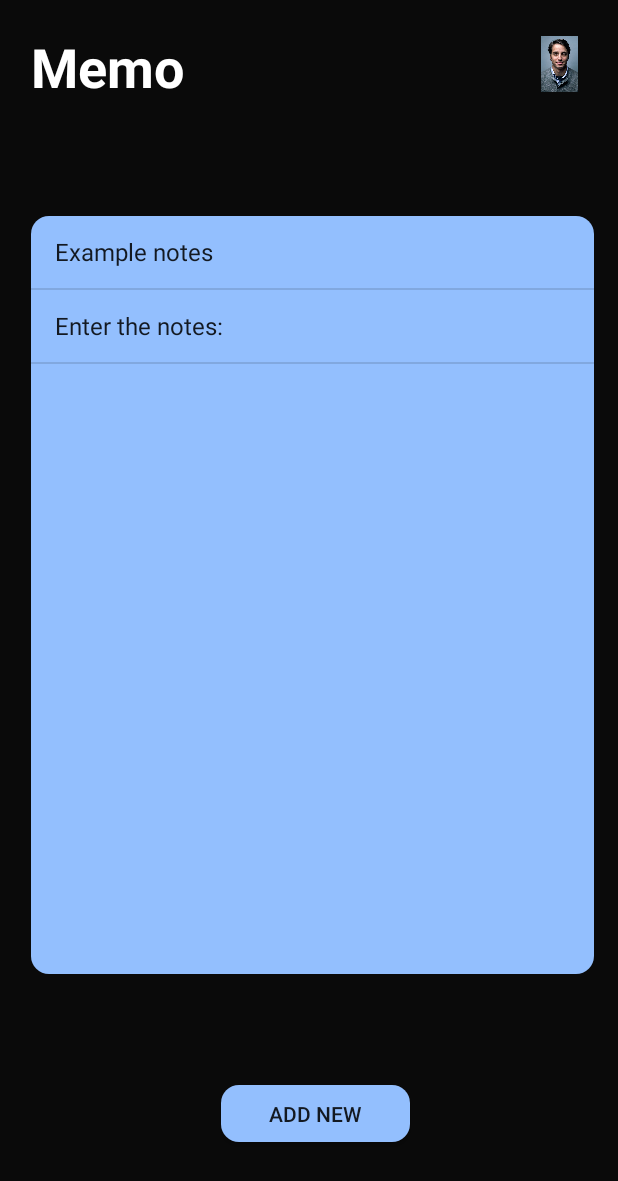
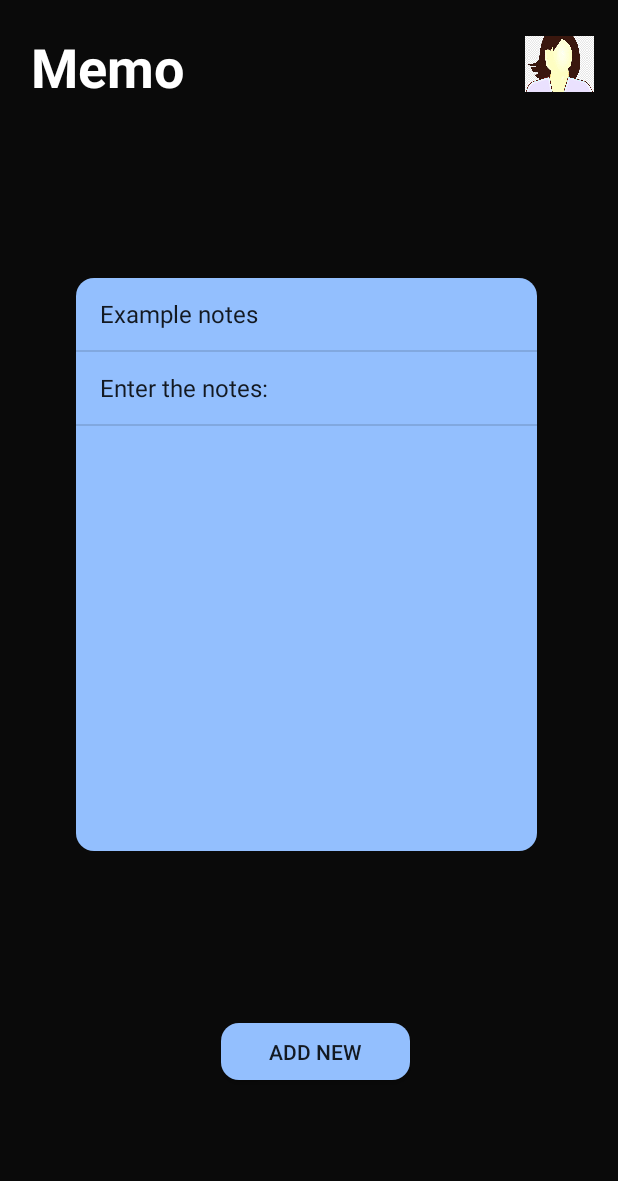
Before and after one commit to salonigupta1/NotesApp-clone, an Android app: the screen it shows after launch (MainActivity), on a phone screen of 412 x 824 dp. Shown: the top 1181 px of the screen. Run offline under Robolectric (Android 15) with nearby library versions, the light colour scheme and no system bars.

Commit message:
Add some files

```diff
--- a/app/build.gradle
+++ b/app/build.gradle
@@ -26,6 +26,7 @@ dependencies {
     implementation fileTree(dir: "libs", include: ["*.jar"])
     implementation 'androidx.appcompat:appcompat:1.1.0'
     implementation 'androidx.constraintlayout:constraintlayout:1.1.3'
+    implementation 'de.hdodenhof:circleimageview:3.1.0'
     testImplementation 'junit:junit:4.12'
     androidTestImplementation 'androidx.test.ext:junit:1.1.1'
     androidTestImplementation 'androidx.test.espresso:espresso-core:3.2.0'
--- a/app/src/main/AndroidManifest.xml
+++ b/app/src/main/AndroidManifest.xml
@@ -4,9 +4,9 @@
 
     <application
         android:allowBackup="true"
-        android:icon="@mipmap/ic_launcher"
+        android:icon="@drawable/mainicon"
         android:label="@string/app_name"
-        android:roundIcon="@mipmap/ic_launcher_round"
+        android:roundIcon="@drawable/mainicon"
         android:supportsRtl="true"
         android:theme="@style/AppTheme">
         <activity android:name=".NotesApp2"></activity>
--- a/app/src/main/res/layout/activity_main.xml
+++ b/app/src/main/res/layout/activity_main.xml
@@ -9,8 +9,8 @@
 
     <ListView
         android:id="@+id/listView"
-        android:layout_width="375dp"
-        android:layout_height="505dp"
+        android:layout_width="307dp"
+        android:layout_height="382dp"
         android:layout_marginStart="16dp"
         android:layout_marginTop="30dp"
         android:layout_marginEnd="16dp"
@@ -18,7 +18,7 @@
         android:background="@drawable/customshape"
         app:layout_constraintBottom_toTopOf="@+id/addNewbutton"
         app:layout_constraintEnd_toEndOf="parent"
-        app:layout_constraintHorizontal_bias="1.0"
+        app:layout_constraintHorizontal_bias="0.477"
         app:layout_constraintStart_toStartOf="parent"
         app:layout_constraintTop_toBottomOf="@+id/textView" />
 
@@ -61,12 +61,12 @@
         android:layout_marginStart="152dp"
         android:layout_marginTop="24dp"
         android:layout_marginEnd="10dp"
-        android:scaleType="centerInside"
+        android:scaleType="centerCrop"
         app:layout_constraintEnd_toEndOf="parent"
         app:layout_constraintHorizontal_bias="0.92"
         app:layout_constraintStart_toEndOf="@+id/textView"
         app:layout_constraintTop_toTopOf="parent"
-        app:srcCompat="@drawable/img"
-        tools:srcCompat="@drawable/img" />
+        app:srcCompat="@drawable/profile"
+        tools:srcCompat="@drawable/profile" />
 
 </androidx.constraintlayout.widget.ConstraintLayout>
--- a/app/src/main/res/layout/activity_notes_app2.xml
+++ b/app/src/main/res/layout/activity_notes_app2.xml
@@ -9,8 +9,8 @@
 
     <EditText
         android:id="@+id/editText"
-        android:layout_width="375dp"
-        android:layout_height="505dp"
+        android:layout_width="295dp"
+        android:layout_height="393dp"
         android:layout_marginStart="16dp"
         android:layout_marginTop="30dp"
         android:layout_marginEnd="16dp"
--- a/app/src/main/res/values/strings.xml
+++ b/app/src/main/res/values/strings.xml
@@ -1,3 +1,4 @@
 <resources>
-    <string name="app_name">Favourites</string>
+    <string name="app_name">Notes App
+    </string>
 </resources>
```
Also changed, not shown: app/src/main/res/drawable/mainicon.png (added), app/src/main/res/drawable/profile.png (added), 5 other files.
